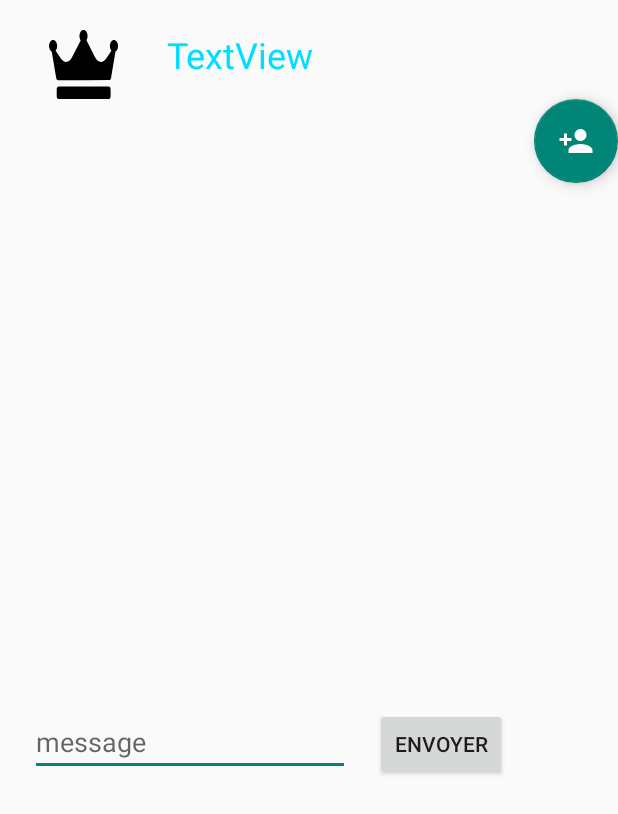
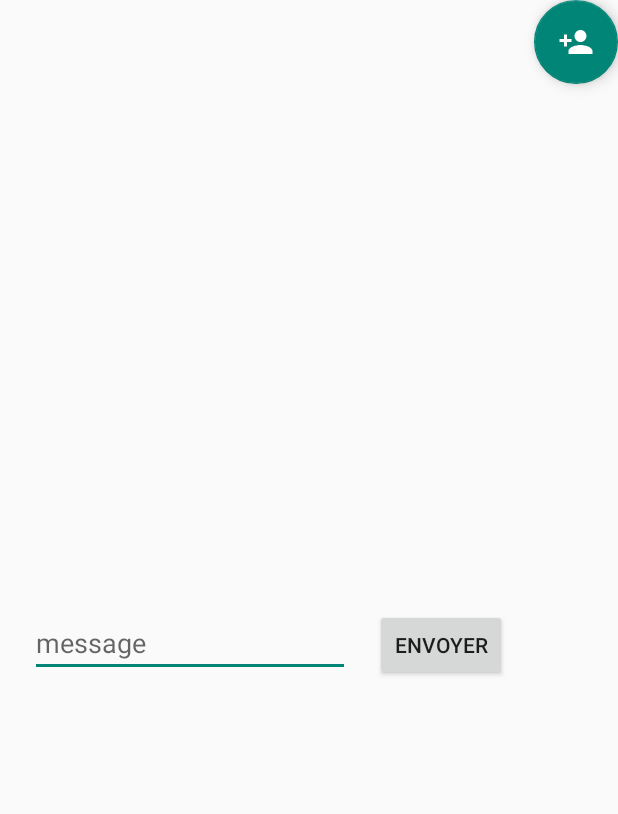
Before and after one commit to EmericN/ATable, an Android app: the layout salon.xml on its own in the app's theme, with its tools: preview values and no code run, on a phone screen of 412 x 824 dp. Shown: the top 814 px of the screen. Run offline under Robolectric (Android 15) with nearby library versions, the phone set to English and light mode, and no system bars.

Commit message:
Custom skin

```diff
--- a/app/src/main/java/com/emeric/nicot/atable/SalonActivity.java
+++ b/app/src/main/java/com/emeric/nicot/atable/SalonActivity.java
@@ -62,7 +62,6 @@ public class SalonActivity extends AppCompatActivity {
 
         final ActionBar actionBar = getSupportActionBar();
         actionBar.setDisplayHomeAsUpEnabled(true);
-        // getActionBar().setHomeButtonEnabled(true);
 
         Bundle extras = getIntent().getExtras();
         nomSalon = extras.getString("NomSalon");
@@ -70,7 +69,6 @@ public class SalonActivity extends AppCompatActivity {
         tag = extras.getString("tag");
         salonId = extras.getString("SalonId");
 
-        textV1 = (TextView) findViewById(R.id.textViewSalon);
         buttonSend = (Button) findViewById(R.id.buttonSend);
         editTextSend = (EditText) findViewById(R.id.editTextSend);
         mRecyclerViewChat = (RecyclerView) findViewById(R.id.recycler_view_chat);
@@ -83,7 +81,8 @@ public class SalonActivity extends AppCompatActivity {
         mFirestore = FirebaseFirestore.getInstance();
         final CollectionReference docRefChat = mFirestore.collection("chats");
         final CollectionReference docRefFriend = mFirestore.collection("users");
-        textV1.setText(nomSalon);
+        actionBar.setTitle(nomSalon);
+        // actionBar.setIcon(R.drawable.ic_crown); TODO à regarder
 
         FloatingActionButton floatAddFriend = (FloatingActionButton) findViewById(R.id.floatingActionButtonFriend);
 
--- a/app/src/main/res/drawable/ic_crown.xml
+++ b/app/src/main/res/drawable/ic_crown.xml
@@ -1,4 +1,10 @@
-<vector android:height="24dp" android:viewportHeight="412"
-    android:viewportWidth="612" android:width="24dp" xmlns:android="http://schemas.android.com/apk/res/android">
-    <path android:fillColor="#000000" android:name="Forma 1" android:pathData="m588.4 130.1c0.1 1.7 -0 3.4 -0.5 5.1l-37.8 151c-1.9 7.6 -8.7 13 -16.6 13l-226.5 1.1c-0 0 -0.1 0 -0.1 0h-226.5c-7.9 0 -14.7 -5.4 -16.6 -13l-37.7 -151.6c-0.4 -1.7 -0.6 -3.5 -0.5 -5.2c-14.6 -4.6 -25.2 -18.3 -25.2 -34.4c0 -19.9 16.2 -36 36 -36c19.9 0 36 16.2 36 36c0 11.2 -5.1 21.2 -13.2 27.8l47.3 47.6c11.9 12 28.5 18.9 45.5 18.9c20.1 0 39.2 -9.5 51.2 -25.5l77.7 -102.9c-6.5 -6.5 -10.6 -15.5 -10.6 -25.5c0 -19.9 16.2 -36 36 -36c19.9 0 36 16.2 36 36c0 9.6 -3.8 18.4 -10 24.9c0 0 0 0.1 0.1 0.1l77.1 103.2c12 16.1 31.2 25.7 51.3 25.7c17.1 0 33.2 -6.7 45.3 -18.8l47.6 -47.6c-8.2 -6.6 -13.5 -16.7 -13.5 -28c0 -19.9 16.2 -36 36 -36c19.9 0 36 16.2 36 36c0 15.7 -10.1 29 -24.1 34zm-41.9 224c0 -9.5 -7.7 -17.2 -17.2 -17.2h-443.8c-9.5 0 -17.2 7.7 -17.2 17.2v41.2c0 9.5 7.7 17.2 17.2 17.2h443.8c9.5 0 17.2 -7.7 17.2 -17.2v-41.2z"/>
+<vector xmlns:android="http://schemas.android.com/apk/res/android"
+    android:width="24dp"
+    android:height="24dp"
+    android:viewportHeight="412"
+    android:viewportWidth="612">
+    <path
+        android:name="Forma 1"
+        android:fillColor="#912121"
+        android:pathData="m588.4 130.1c0.1 1.7 -0 3.4 -0.5 5.1l-37.8 151c-1.9 7.6 -8.7 13 -16.6 13l-226.5 1.1c-0 0 -0.1 0 -0.1 0h-226.5c-7.9 0 -14.7 -5.4 -16.6 -13l-37.7 -151.6c-0.4 -1.7 -0.6 -3.5 -0.5 -5.2c-14.6 -4.6 -25.2 -18.3 -25.2 -34.4c0 -19.9 16.2 -36 36 -36c19.9 0 36 16.2 36 36c0 11.2 -5.1 21.2 -13.2 27.8l47.3 47.6c11.9 12 28.5 18.9 45.5 18.9c20.1 0 39.2 -9.5 51.2 -25.5l77.7 -102.9c-6.5 -6.5 -10.6 -15.5 -10.6 -25.5c0 -19.9 16.2 -36 36 -36c19.9 0 36 16.2 36 36c0 9.6 -3.8 18.4 -10 24.9c0 0 0 0.1 0.1 0.1l77.1 103.2c12 16.1 31.2 25.7 51.3 25.7c17.1 0 33.2 -6.7 45.3 -18.8l47.6 -47.6c-8.2 -6.6 -13.5 -16.7 -13.5 -28c0 -19.9 16.2 -36 36 -36c19.9 0 36 16.2 36 36c0 15.7 -10.1 29 -24.1 34zm-41.9 224c0 -9.5 -7.7 -17.2 -17.2 -17.2h-443.8c-9.5 0 -17.2 7.7 -17.2 17.2v41.2c0 9.5 7.7 17.2 17.2 17.2h443.8c9.5 0 17.2 -7.7 17.2 -17.2v-41.2z" />
 </vector>
--- a/app/src/main/res/layout/salon.xml
+++ b/app/src/main/res/layout/salon.xml
@@ -6,26 +6,6 @@
               android:orientation="vertical"
               android:weightSum="1">
 
-    <LinearLayout
-        android:layout_width="match_parent"
-        android:layout_height="46dp"
-        android:layout_marginTop="20dp"
-        android:orientation="horizontal">
-
-        <ImageView
-            android:id="@+id/imageView"
-            android:layout_width="111dp"
-            android:layout_height="match_parent"
-            app:srcCompat="@drawable/ic_crown"/>
-
-        <TextView
-            android:id="@+id/textViewSalon"
-            android:layout_width="match_parent"
-            android:layout_height="match_parent"
-            android:text="TextView"
-            android:textColor="@android:color/holo_blue_bright"
-            android:textSize="24sp"/>
-    </LinearLayout>
 
 
     <android.support.design.widget.FloatingActionButton
@@ -70,7 +50,7 @@
         <RelativeLayout
             android:layout_width="match_parent"
             android:layout_height="match_parent"
-            android:layout_marginTop="420dp"
+            android:layout_marginTop="400dp"
             android:paddingLeft="2.5dp"
             android:paddingRight="2.5dp">
 
```
